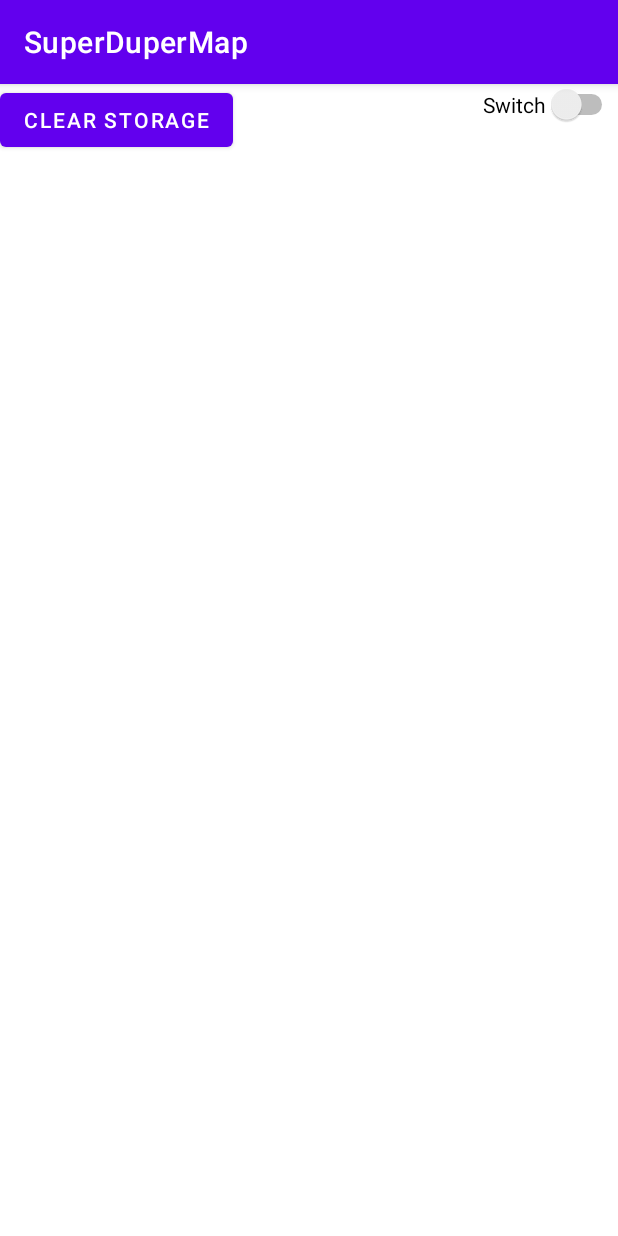
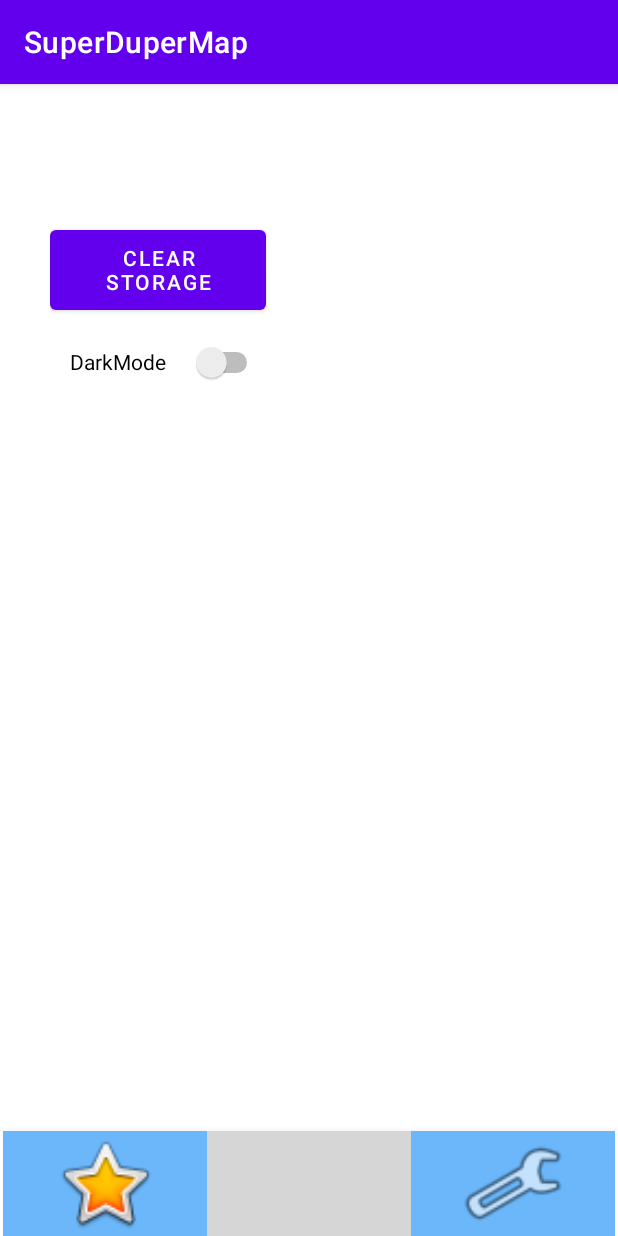
Before and after one commit to SmsS4/SuperDuperMap, an Android app: the SettingsActivity screen opened directly, with no data from a screen before it, on a phone screen of 412 x 824 dp. Run offline under Robolectric (Android 15) with nearby library versions, the phone set to English and light mode, and no system bars; our stand-ins replace Room's generated code; grey boxes are pictures that could not be loaded.

Commit message:
Add navbar

```diff
--- a/app/build.gradle
+++ b/app/build.gradle
@@ -47,6 +47,9 @@ dependencies {
     implementation 'com.mapbox.mapboxsdk:mapbox-android-sdk:9.6.1'
     implementation 'com.mapbox.mapboxsdk:mapbox-android-plugin-places-v9:0.12.0'
     annotationProcessor 'androidx.room:room-compiler:2.3.0'
+
+    implementation 'com.android.support:design:28.0.0'
+
 }
 
 configurations.all
--- a/app/src/main/AndroidManifest.xml
+++ b/app/src/main/AndroidManifest.xml
@@ -12,10 +12,12 @@
         android:roundIcon="@mipmap/ic_launcher_round"
         android:supportsRtl="true"
         android:theme="@style/Theme.SuperDuperMap">
-        <activity android:name=".search.SearchActivity"></activity>
+        <activity android:name=".LoadingAcitivty"></activity>
+        <activity android:name=".search.SearchActivity" />
         <activity android:name=".setttings.SettingsActivity">
             <intent-filter>
                 <action android:name="android.intent.action.MAIN" />
+
                 <category android:name="android.intent.category.LAUNCHER" />
             </intent-filter>
         </activity>
--- a/app/src/main/java/com/example/superdupermap/setttings/SettingsActivity.java
+++ b/app/src/main/java/com/example/superdupermap/setttings/SettingsActivity.java
@@ -3,31 +3,37 @@ package com.example.superdupermap.setttings;
 import androidx.appcompat.app.AppCompatActivity;
 import androidx.appcompat.app.AppCompatDelegate;
 
+import android.app.Activity;
 import android.app.AlertDialog;
 import android.content.DialogInterface;
 import android.content.Intent;
+import android.graphics.ColorMatrix;
+import android.graphics.ColorMatrixColorFilter;
 import android.os.Bundle;
 import android.view.View;
 import android.widget.Button;
+import android.widget.ImageView;
+import android.widget.ProgressBar;
 import android.widget.Switch;
 import android.widget.Toast;
 
 
+import com.example.superdupermap.MainActivity;
 import com.example.superdupermap.R;
+import com.example.superdupermap.bookmark.BookmarkActivity;
 import com.example.superdupermap.database.AppDatabase;
 
+import java.time.LocalDateTime;
 import java.util.concurrent.LinkedBlockingQueue;
 import java.util.concurrent.ThreadPoolExecutor;
 import java.util.concurrent.TimeUnit;
+import java.util.concurrent.atomic.AtomicReference;
 
 
 public class SettingsActivity extends AppCompatActivity {
 
     private AppDatabase db;
-    private Button dark_mode;
     ThreadPoolExecutor threadPoolExecutor;
-    private static Object lock = new Object();
-    private boolean itsMe = false;
 
     public void initFields() {
         LinkedBlockingQueue<Runnable> queue = new LinkedBlockingQueue<>();
@@ -56,6 +62,7 @@ public class SettingsActivity extends AppCompatActivity {
         });
     }
 
+
     public void activitySetDarkMode() {
         Switch swtch = findViewById(R.id.switch1);
 
@@ -66,30 +73,47 @@ public class SettingsActivity extends AppCompatActivity {
                     if (!ConfigStorage.darkMode) {
                         threadPoolExecutor.execute(() -> db.configDao().setDarkMode(true));
                         ConfigStorage.darkMode = true;
-                        finish();
-                        startActivity(getIntent().addFlags(Intent.FLAG_ACTIVITY_NO_ANIMATION));
 
                     } else {
                         threadPoolExecutor.execute(() -> db.configDao().setDarkMode(false));
                         ConfigStorage.darkMode = false;
-                        finish();
-                        startActivity(getIntent().addFlags(Intent.FLAG_ACTIVITY_NO_ANIMATION));
                     }
+                    startActivity(new Intent(SettingsActivity.this, SettingsActivity.class).addFlags(Intent.FLAG_ACTIVITY_NO_ANIMATION));
+                    finish();
+
                 }
         );
 
     }
 
-    @Override
-    protected void onCreate(Bundle savedInstanceState) {
-        super.onCreate(savedInstanceState);
+    public void pre() {
         if (ConfigStorage.darkMode) {
             AppCompatDelegate.setDefaultNightMode(AppCompatDelegate.MODE_NIGHT_YES);
         } else {
             AppCompatDelegate.setDefaultNightMode(AppCompatDelegate.MODE_NIGHT_NO);
         }
+        setContentView(R.layout.activity_settings2);
+        Activity from = SettingsActivity.this;
+        findViewById(R.id.bookmark_nav).setOnClickListener(v -> {
+            finish();
+            startActivity(new Intent(from, BookmarkActivity.class).addFlags(Intent.FLAG_ACTIVITY_NO_ANIMATION));
+        });
 
-        setContentView(R.layout.activity_settings2);
+        findViewById(R.id.map_nav).setOnClickListener(v -> {
+            finish();
+            startActivity(new Intent(from, MainActivity.class).addFlags(Intent.FLAG_ACTIVITY_NO_ANIMATION));
+        });
+
+        ColorMatrix matrix = new ColorMatrix();
+        matrix.setSaturation(0);
+        ColorMatrixColorFilter filter = new ColorMatrixColorFilter(matrix);
+        ((ImageView) findViewById(R.id.setting_nav)).setColorFilter(filter);
+    }
+
+    @Override
+    protected void onCreate(Bundle savedInstanceState) {
+        super.onCreate(savedInstanceState);
+        pre();
         initFields();
         setClearStorage();
         activitySetDarkMode();
--- /dev/null
+++ b/app/src/main/res/drawable/grad.xml
@@ -0,0 +1,8 @@
+<?xml version="1.0" encoding="utf-8"?>
+<shape xmlns:android="http://schemas.android.com/apk/res/android">
+    <gradient
+        android:type="radial"
+        android:gradientRadius="80%p"
+        android:startColor="#0037FD"
+        android:endColor="#6BB7FA" />
+</shape>
--- a/app/src/main/res/layout/activity_settings2.xml
+++ b/app/src/main/res/layout/activity_settings2.xml
@@ -6,22 +6,47 @@
     android:layout_height="match_parent"
     tools:context=".setttings.SettingsActivity">
 
+    <com.google.android.material.bottomnavigation.BottomNavigationView
+        android:id="@+id/bottomNavigationViewSettings"
+        android:layout_width="match_parent"
+        android:layout_height="70dp"
+        app:layout_constraintBottom_toBottomOf="parent"
+        >
 
+        <include  layout="@layout/bottom_nav_menu"
+            android:id="@+id/id"
+            android:layout_width="match_parent"
+            android:layout_height="wrap_content"
+            android:layout_weight="1"
+            android:layout_marginLeft="2sp"
+            android:layout_marginRight="2sp"
+            />
 
-    <Button
-        android:id="@+id/clear_storage"
-        android:layout_width="wrap_content"
-        android:layout_height="wrap_content"
-        android:text="Clear Storage"
-        tools:layout_editor_absoluteX="46dp"
-        tools:layout_editor_absoluteY="42dp" />
+    </com.google.android.material.bottomnavigation.BottomNavigationView>
 
-    <Switch
-        android:id="@+id/switch1"
-        android:layout_width="wrap_content"
-        android:layout_height="wrap_content"
-        android:text="Switch"
+    <LinearLayout
+        android:layout_width="345dp"
+        android:layout_height="515dp"
+        android:orientation="vertical"
+        app:layout_constraintBottom_toTopOf="@+id/bottomNavigationViewSettings"
         app:layout_constraintEnd_toEndOf="parent"
-        tools:layout_editor_absoluteY="418dp" />
+        app:layout_constraintStart_toStartOf="parent"
+        app:layout_constraintTop_toTopOf="parent">
+
+        <Button
+            android:id="@+id/clear_storage"
+            android:layout_width="144dp"
+            android:layout_height="65dp"
+            android:hapticFeedbackEnabled="true"
+            android:text="Clear Storage" />
+
+        <Switch
+            android:id="@+id/switch1"
+            android:layout_width="142dp"
+            android:layout_height="57dp"
+            android:layout_marginEnd="64dp"
+            android:layout_marginRight="64dp"
+            android:text="    DarkMode" />
+    </LinearLayout>
 
 </androidx.constraintlayout.widget.ConstraintLayout>
--- /dev/null
+++ b/app/src/main/res/layout/bottom_nav_menu.xml
@@ -0,0 +1,54 @@
+<?xml version="1.0" encoding="utf-8"?>
+<androidx.constraintlayout.widget.ConstraintLayout
+    xmlns:android="http://schemas.android.com/apk/res/android"
+    xmlns:app="http://schemas.android.com/apk/res-auto"
+    xmlns:tools="http://schemas.android.com/tools"
+    android:layout_width="match_parent"
+    android:layout_height="match_parent">
+
+
+    <LinearLayout
+        android:layout_width="match_parent"
+        android:layout_height="match_parent"
+        android:background="@drawable/grad"
+        android:orientation="horizontal">
+
+        <LinearLayout
+            android:layout_width="0dp"
+            android:layout_height="fill_parent"
+            android:layout_weight="1">
+
+            <ImageView
+                android:id="@+id/bookmark_nav"
+                android:layout_width="match_parent"
+                android:layout_height="match_parent"
+                app:srcCompat="@android:drawable/btn_star_big_on" />
+        </LinearLayout>
+
+        <LinearLayout
+            android:layout_width="0dp"
+            android:layout_height="fill_parent"
+            android:layout_weight="1">
+
+            <ImageView
+                android:id="@+id/map_nav"
+                android:layout_width="match_parent"
+                android:layout_height="match_parent"
+                app:srcCompat="@drawable/map_default_map_marker" />
+        </LinearLayout>
+
+        <LinearLayout
+            android:layout_width="0dp"
+            android:layout_height="fill_parent"
+            android:layout_weight="1">
+
+            <ImageView
+                android:id="@+id/setting_nav"
+                android:layout_width="wrap_content"
+                android:layout_height="match_parent"
+                android:layout_weight="1"
+                app:srcCompat="@android:drawable/ic_menu_manage" />
+        </LinearLayout>
+    </LinearLayout>
+
+</androidx.constraintlayout.widget.ConstraintLayout>
--- /dev/null
+++ b/app/src/main/res/mipmap-anydpi-v26/bookmarks_round.xml
@@ -0,0 +1,5 @@
+<?xml version="1.0" encoding="utf-8"?>
+<adaptive-icon xmlns:android="http://schemas.android.com/apk/res/android">
+    <background android:drawable="@drawable/bookmarks_background"/>
+    <foreground android:drawable="@drawable/bookmarks_foreground"/>
+</adaptive-icon>
```
Also changed, not shown: app/src/main/java/com/example/superdupermap/MainActivity.java (+35 -10 lines), app/src/main/java/com/example/superdupermap/bookmark/BookmarkActivity.java (+35 -5 lines), app/src/main/res/drawable/bookmarks_background.xml (added, +74 -0 lines), app/src/main/res/layout/activity_bookmark.xml (+48 -16 lines), app/src/main/res/layout/activity_main.xml (+14 -1 lines), app/src/main/res/mipmap-hdpi/bookmarks.png (added), app/src/main/res/mipmap-hdpi/bookmarks_round.png (added), app/src/main/res/mipmap-mdpi/bookmarks.png (added), app/src/main/res/mipmap-mdpi/bookmarks_round.png (added), app/src/main/res/mipmap-xhdpi/bookmarks_round.png (added), app/src/main/res/mipmap-xxhdpi/bookmarks.png (added), app/src/main/res/mipmap-xxxhdpi/bookmarks_round.png (added).
